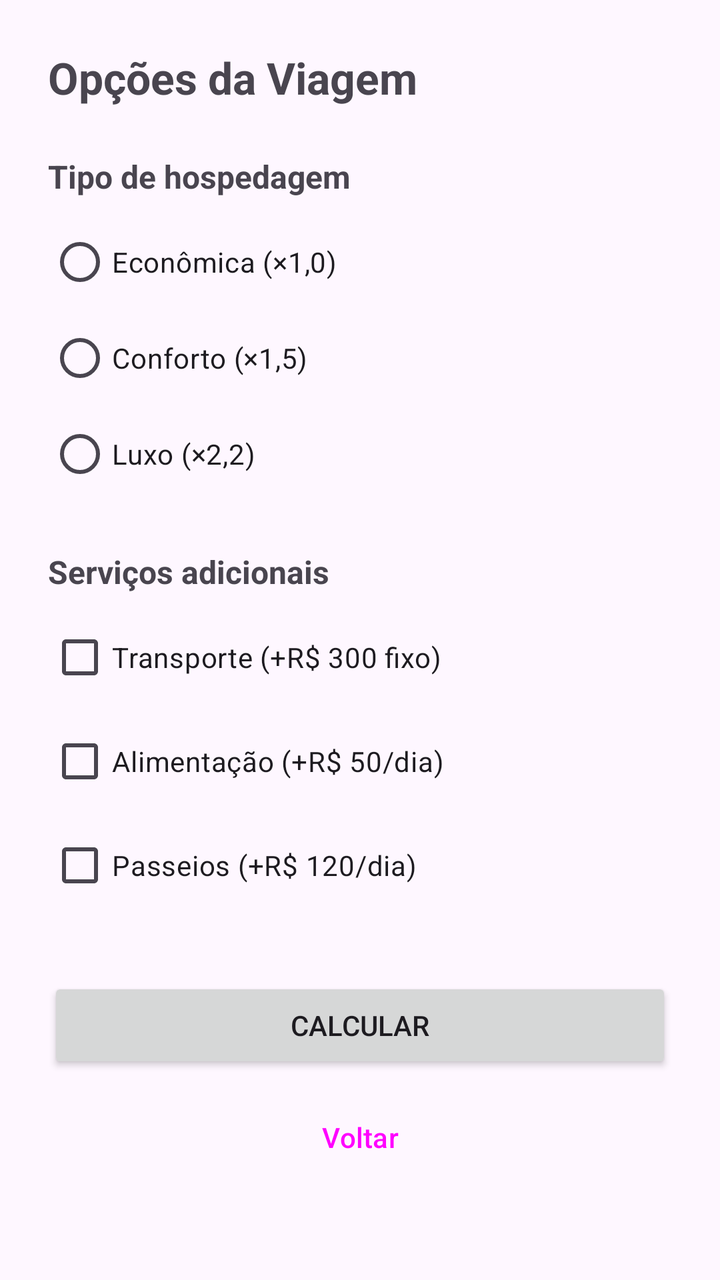
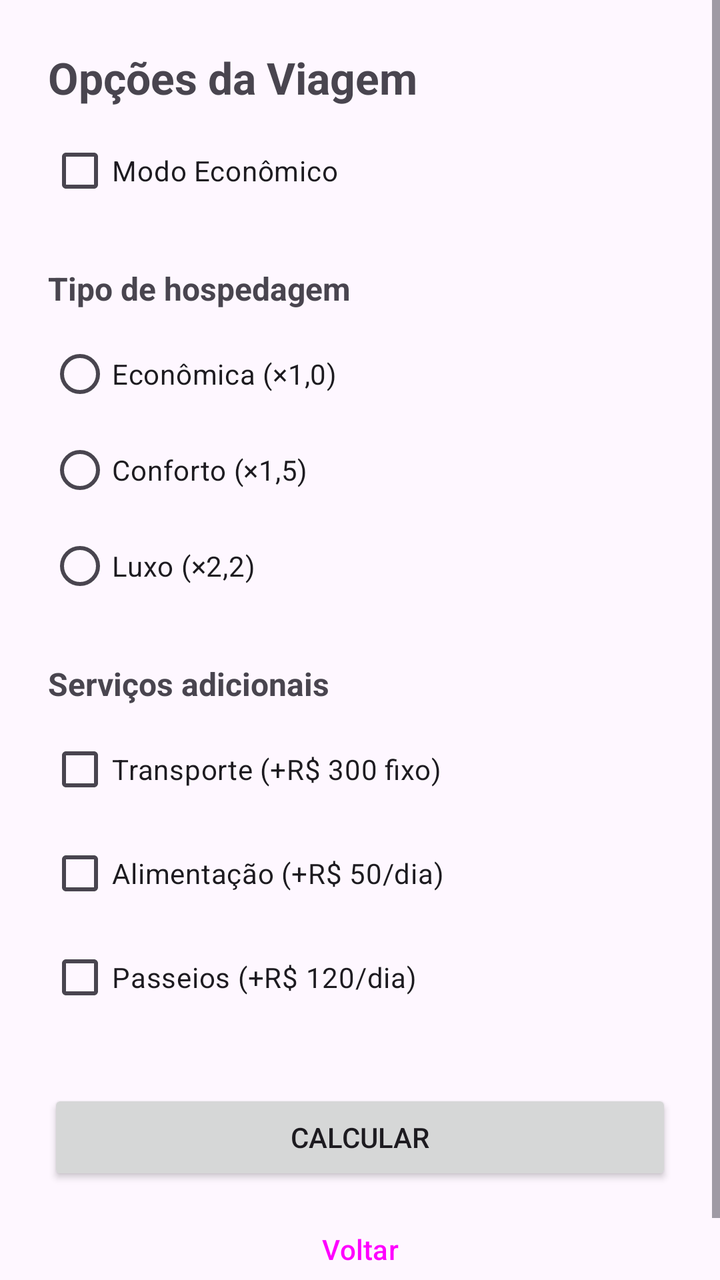

The first picture is an Android layout as it rendered before a commit; the second is the same layout after the commit. The layout source and the unified diff follow.
<!-- AndroidManifest.xml: application theme Theme.FastTripPlanner -->
<!-- res/layout/activity_trip_options.xml -->
<?xml version="1.0" encoding="utf-8"?>
<ScrollView
    xmlns:android="http://schemas.android.com/apk/res/android"
    xmlns:app="http://schemas.android.com/apk/res-auto"
    xmlns:tools="http://schemas.android.com/tools"
    android:id="@+id/main"
    android:layout_width="match_parent"
    android:layout_height="match_parent"
    android:fillViewport="true">

    <androidx.constraintlayout.widget.ConstraintLayout
        android:layout_width="match_parent"
        android:layout_height="wrap_content"
        android:padding="24dp"
        tools:context=".TripOptionsActivity">

        <TextView
            android:id="@+id/titulo_tv"
            android:layout_width="0dp"
            android:layout_height="wrap_content"
            android:text="@string/titulo_tela2"
            android:textSize="22sp"
            android:textStyle="bold"
            app:layout_constraintEnd_toEndOf="parent"
            app:layout_constraintStart_toStartOf="parent"
            app:layout_constraintTop_toTopOf="parent" />

        <TextView
            android:id="@+id/label_hospedagem_tv"
            android:layout_width="0dp"
            android:layout_height="wrap_content"
            android:layout_marginTop="24dp"
            android:text="@string/label_hospedagem"
            android:textSize="16sp"
            android:textStyle="bold"
            app:layout_constraintEnd_toEndOf="parent"
            app:layout_constraintStart_toStartOf="parent"
            app:layout_constraintTop_toBottomOf="@id/titulo_tv" />

        <RadioGroup
            android:id="@+id/hospedagem_rg"
            android:layout_width="0dp"
            android:layout_height="wrap_content"
            android:layout_marginTop="8dp"
            app:layout_constraintEnd_toEndOf="parent"
            app:layout_constraintStart_toStartOf="parent"
            app:layout_constraintTop_toBottomOf="@id/label_hospedagem_tv">

            <RadioButton
                android:id="@+id/economica_rb"
                android:layout_width="wrap_content"
                android:layout_height="wrap_content"
                android:text="@string/hospedagem_economica" />

            <RadioButton
                android:id="@+id/conforto_rb"
                android:layout_width="wrap_content"
                android:layout_height="wrap_content"
                android:text="@string/hospedagem_conforto" />

            <RadioButton
                android:id="@+id/luxo_rb"
                android:layout_width="wrap_content"
                android:layout_height="wrap_content"
                android:text="@string/hospedagem_luxo" />

        </RadioGroup>

        <TextView
            android:id="@+id/label_servicos_tv"
            android:layout_width="0dp"
            android:layout_height="wrap_content"
            android:layout_marginTop="24dp"
            android:text="@string/label_servicos"
            android:textSize="16sp"
            android:textStyle="bold"
            app:layout_constraintEnd_toEndOf="parent"
            app:layout_constraintStart_toStartOf="parent"
            app:layout_constraintTop_toBottomOf="@id/hospedagem_rg" />

        <CheckBox
            android:id="@+id/transporte_cb"
            android:layout_width="0dp"
            android:layout_height="wrap_content"
            android:layout_marginTop="8dp"
            android:text="@string/servico_transporte"
            app:layout_constraintEnd_toEndOf="parent"
            app:layout_constraintStart_toStartOf="parent"
            app:layout_constraintTop_toBottomOf="@id/label_servicos_tv" />

        <CheckBox
            android:id="@+id/alimentacao_cb"
            android:layout_width="0dp"
            android:layout_height="wrap_content"
            android:layout_marginTop="4dp"
            android:text="@string/servico_alimentacao"
            app:layout_constraintEnd_toEndOf="parent"
            app:layout_constraintStart_toStartOf="parent"
            app:layout_constraintTop_toBottomOf="@id/transporte_cb" />

        <CheckBox
            android:id="@+id/passeios_cb"
            android:layout_width="0dp"
            android:layout_height="wrap_content"
            android:layout_marginTop="4dp"
            android:text="@string/servico_passeios"
            app:layout_constraintEnd_toEndOf="parent"
            app:layout_constraintStart_toStartOf="parent"
            app:layout_constraintTop_toBottomOf="@id/alimentacao_cb" />

        <Button
            android:id="@+id/calcular_bt"
            android:layout_width="0dp"
            android:layout_height="wrap_content"
            android:layout_marginTop="32dp"
            android:text="@string/btn_calcular"
            app:layout_constraintEnd_toEndOf="parent"
            app:layout_constraintStart_toStartOf="parent"
            app:layout_constraintTop_toBottomOf="@id/passeios_cb" />

        <Button
            android:id="@+id/voltar_bt"
            android:layout_width="0dp"
            android:layout_height="wrap_content"
            android:layout_marginTop="8dp"
            style="@style/Widget.Material3.Button.OutlinedButton"
            android:text="@string/btn_voltar"
            app:layout_constraintEnd_toEndOf="parent"
            app:layout_constraintStart_toStartOf="parent"
            app:layout_constraintTop_toBottomOf="@id/calcular_bt" />

    </androidx.constraintlayout.widget.ConstraintLayout>

</ScrollView>
<!-- resources referenced by this layout -->
<resources>
  <string name="btn_calcular">Calcular</string>
  <string name="btn_voltar">Voltar</string>
  <string name="hospedagem_conforto">Conforto (×1,5)</string>
  <string name="hospedagem_economica">Econômica (×1,0)</string>
  <string name="hospedagem_luxo">Luxo (×2,2)</string>
  <string name="label_hospedagem">Tipo de hospedagem</string>
  <string name="label_servicos">Serviços adicionais</string>
  <string name="servico_alimentacao">Alimentação (+R$ 50/dia)</string>
  <string name="servico_passeios">Passeios (+R$ 120/dia)</string>
  <string name="servico_transporte">Transporte (+R$ 300 fixo)</string>
  <string name="titulo_tela2">Opções da Viagem</string>
  <style name="Theme.FastTripPlanner" parent="Base.Theme.FastTripPlanner" />
  <style name="Base.Theme.FastTripPlanner" parent="Theme.Material3.DayNight.NoActionBar">
          
          
      </style>
</resources>

<!-- the commit's change to res/layout/activity_trip_options.xml (unified diff, before → after) -->
@@ -25,6 +25,16 @@
             app:layout_constraintStart_toStartOf="parent"
             app:layout_constraintTop_toTopOf="parent" />
 
+        <CheckBox
+            android:id="@+id/modo_economico_cb"
+            android:layout_width="0dp"
+            android:layout_height="wrap_content"
+            android:layout_marginTop="8dp"
+            android:text="@string/modo_economico"
+            app:layout_constraintEnd_toEndOf="parent"
+            app:layout_constraintStart_toStartOf="parent"
+            app:layout_constraintTop_toBottomOf="@+id/titulo_tv" />
+
         <TextView
             android:id="@+id/label_hospedagem_tv"
             android:layout_width="0dp"
@@ -35,7 +45,7 @@
             android:textStyle="bold"
             app:layout_constraintEnd_toEndOf="parent"
             app:layout_constraintStart_toStartOf="parent"
-            app:layout_constraintTop_toBottomOf="@id/titulo_tv" />
+            app:layout_constraintTop_toBottomOf="@+id/modo_economico_cb" />
 
         <RadioGroup
             android:id="@+id/hospedagem_rg"
<!-- resource entries referenced after the edit -->
@@ -7,6 +7,7 @@
   <string name="hospedagem_luxo">Luxo (×2,2)</string>
   <string name="label_hospedagem">Tipo de hospedagem</string>
   <string name="label_servicos">Serviços adicionais</string>
+  <string name="modo_economico">Modo Econômico</string>
   <string name="servico_alimentacao">Alimentação (+R$ 50/dia)</string>
   <string name="servico_passeios">Passeios (+R$ 120/dia)</string>
   <string name="servico_transporte">Transporte (+R$ 300 fixo)</string>
